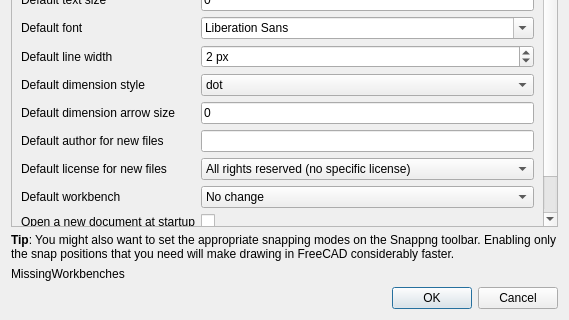
First picture: the form in dialogSetup.ui, repository yorikvanhavre/BIM_Workbench, before the edit; both pictures show x 0 to 569 and y 354 to 674 of the 569 by 674 pixel window.
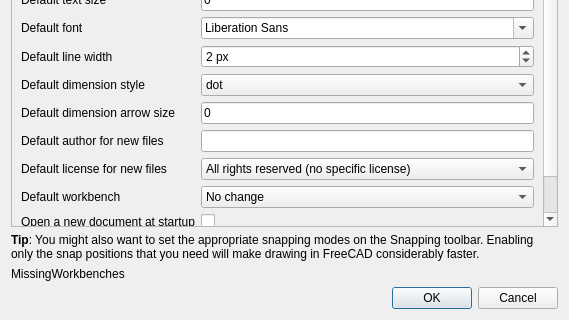
Second picture: the form after the edit. Custom widgets are drawn as their Qt base class.

Diff of the .ui file:
```diff
--- a/dialogSetup.ui
+++ b/dialogSetup.ui
@@ -571,7 +571,7 @@
    <item>
     <widget class="QLabel" name="label_13">
      <property name="text">
-      <string>&lt;html&gt;&lt;head/&gt;&lt;body&gt;&lt;p&gt;&lt;span style=&quot; font-weight:600;&quot;&gt;Tip&lt;/span&gt;: You might also want to set the appropriate snapping modes on the Snappng toolbar. Enabling only the snap positions that you need will make drawing in FreeCAD considerably faster.&lt;/p&gt;&lt;/body&gt;&lt;/html&gt;</string>
+      <string>&lt;html&gt;&lt;head/&gt;&lt;body&gt;&lt;p&gt;&lt;span style=&quot; font-weight:600;&quot;&gt;Tip&lt;/span&gt;: You might also want to set the appropriate snapping modes on the Snapping toolbar. Enabling only the snap positions that you need will make drawing in FreeCAD considerably faster.&lt;/p&gt;&lt;/body&gt;&lt;/html&gt;</string>
      </property>
      <property name="wordWrap">
       <bool>true</bool>
```
